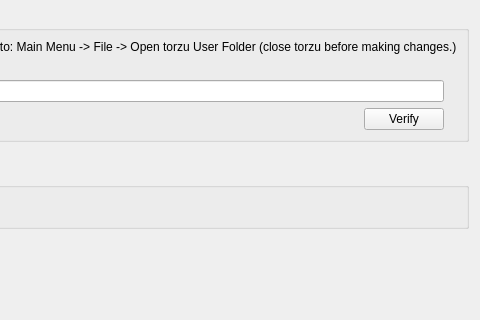
Above: src/yuzu/configuration/configure_web.ui from pflyly/torzu-mirror before the change; both pictures show x 816 to 1296 and y 0 to 320 of the 1296 by 561 pixel window. Below: the same form after it.
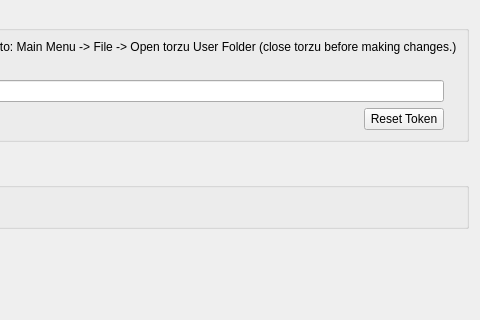
That is the form after the change.

Commit message: change Verify button label to Reset Token

The edit to the form file:
```diff
--- a/src/yuzu/configuration/configure_web.ui
+++ b/src/yuzu/configuration/configure_web.ui
@@ -46,7 +46,7 @@
              <enum>Qt::RightToLeft</enum>
             </property>
             <property name="text">
-             <string>Verify</string>
+             <string>Reset Token</string>
             </property>
            </widget>
           </item>
```
